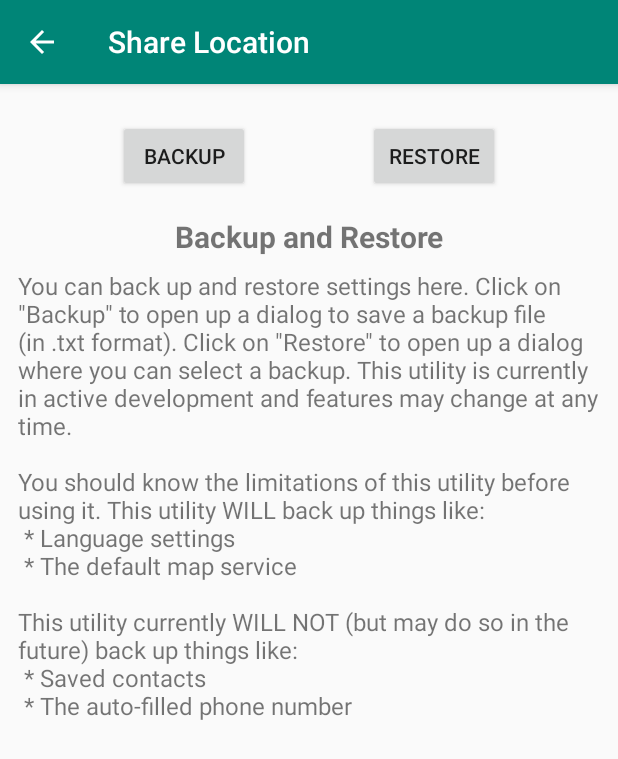
After one commit to EIAWsWRm/SMSLocationReloaded, an Android app: the BackupActivity screen opened directly, with no data from a screen before it, on a phone screen of 412 x 824 dp. The commit adds this screen. Shown: the top 759 px of the screen. Run offline under Robolectric (Android 15) with nearby library versions, the phone set to English and light mode, and no system bars.

Commit message:
Backup and restore feature now uses Android Storage Access Framework. It saves JSON data into a text file. The backup and restore activity should now be correctly translated. Added a backup and restore feature. Does not work yet.

```diff
--- /dev/null
+++ b/app/src/main/res/layout/activity_backup.xml
@@ -0,0 +1,58 @@
+<?xml version="1.0" encoding="utf-8"?>
+<android.support.constraint.ConstraintLayout xmlns:android="http://schemas.android.com/apk/res/android"
+    xmlns:app="http://schemas.android.com/apk/res-auto"
+    xmlns:tools="http://schemas.android.com/tools"
+    android:layout_width="match_parent"
+    android:layout_height="match_parent"
+    tools:context=".BackupActivity">
+
+    <Button
+        android:id="@+id/button_backup"
+        android:layout_width="wrap_content"
+        android:layout_height="wrap_content"
+        android:layout_marginTop="24dp"
+        android:onClick="onBackupPressed"
+        android:text="@string/button_backup_settings"
+        app:layout_constraintEnd_toStartOf="@+id/button_restore"
+        app:layout_constraintHorizontal_bias="0.5"
+        app:layout_constraintStart_toStartOf="parent"
+        app:layout_constraintTop_toTopOf="parent" />
+
+    <Button
+        android:id="@+id/button_restore"
+        android:layout_width="wrap_content"
+        android:layout_height="wrap_content"
+        android:onClick="onRestorePressed"
+        android:text="@string/button_restore_settings"
+        app:layout_constraintBaseline_toBaselineOf="@+id/button_backup"
+        app:layout_constraintEnd_toEndOf="parent"
+        app:layout_constraintHorizontal_bias="0.5"
+        app:layout_constraintStart_toEndOf="@+id/button_backup" />
+
+    <TextView
+        android:id="@+id/backupDescription"
+        android:layout_width="0dp"
+        android:layout_height="wrap_content"
+        android:layout_marginStart="12dp"
+        android:layout_marginTop="8dp"
+        android:layout_marginEnd="12dp"
+        android:text="@string/backupactivity_text_description"
+        android:textAlignment="viewStart"
+        android:textSize="16sp"
+        app:layout_constraintEnd_toEndOf="parent"
+        app:layout_constraintStart_toStartOf="parent"
+        app:layout_constraintTop_toBottomOf="@+id/backupTitle" />
+
+    <TextView
+        android:id="@+id/backupTitle"
+        android:layout_width="wrap_content"
+        android:layout_height="wrap_content"
+        android:layout_marginTop="16dp"
+        android:text="@string/title_activity_backup"
+        android:textAlignment="viewStart"
+        android:textSize="20sp"
+        android:textStyle="bold"
+        app:layout_constraintEnd_toEndOf="parent"
+        app:layout_constraintStart_toStartOf="parent"
+        app:layout_constraintTop_toBottomOf="@+id/button_backup" />
+</android.support.constraint.ConstraintLayout>
--- a/app/src/main/res/values/strings.xml
+++ b/app/src/main/res/values/strings.xml
@@ -233,6 +233,16 @@
     <string name="alertdialog_text_welcomemessage">Thank you for downloading this app. Before we begin, here\'s a short list of things to review, and then you can be on your way!</string>
     <string name="alertdialog_title_welcomemessage">Welcome!</string>
     <string name="firstrun_text_permissiondisabled">It looks like you have checked \"Don\'t show again\" on the permissions request dialog for location. The location permission is required to continue. If you would like to continue using this app, you can either uninstall and reinstall the app or go to the app settings to manually grant the permission.</string>
+    <string name="settings_backup_title">Backup and Restore (Beta)</string>
+    <string name="settings_backup_description">Click here to back up and restore your settings. Experimental.</string>
+    <string name="button_backup_settings">Backup</string>
+    <string name="button_restore_settings">Restore</string>
+    <string name="backupactivity_invalid_format">Whoops! Looks like the file is not a valid backup file. Try again or select a different file.</string>
+    <string name="backupactivity_toast_failed">Could not open file. Please try again.</string>
+    <string name="alertdialog_title_restartapp">Restart to apply changes</string>
+    <string name="alertdialog_text_restartapp">The changes were successfully made. To fully apply the changes, the app must be restarted. Would you like to restart now?</string>
+    <string name="title_activity_backup">Backup and Restore</string>
+    <string name="backupactivity_text_description">You can back up and restore settings here. Click on \"Backup\" to open up a dialog to save a backup file (in .txt format). Click on \"Restore\" to open up a dialog where you can select a backup. This utility is currently in active development and features may change at any time.\n\nYou should know the limitations of this utility before using it. This utility WILL back up things like:\n * Language settings\n * The default map service\n\nThis utility currently WILL NOT (but may do so in the future) back up things like:\n * Saved contacts\n * The auto-filled phone number</string>
 
     <!-- Example settings for Notifications -->
 
```
Also changed, not shown: app/src/main/AndroidManifest.xml (+6 -1 lines), app/src/main/java/com/yuhuinnovation/smslocationreloaded/BackupActivity.java (added, +221 -0 lines), app/src/main/res/xml/preferences.xml (+7 -0 lines), 2 other files.
